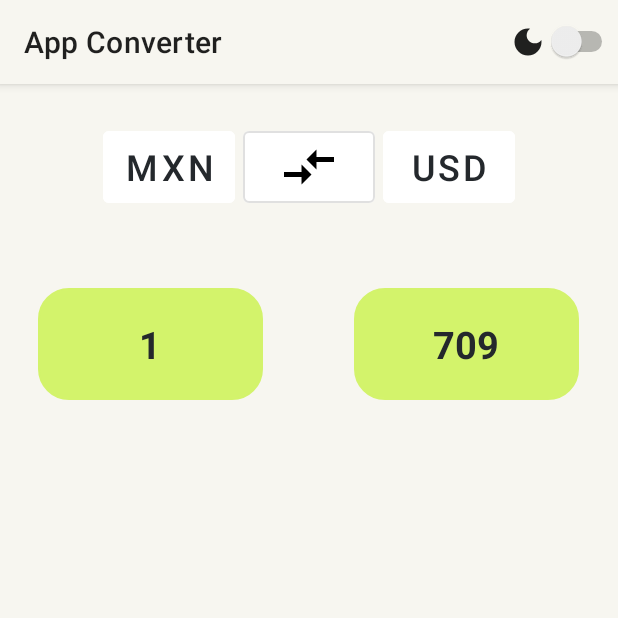
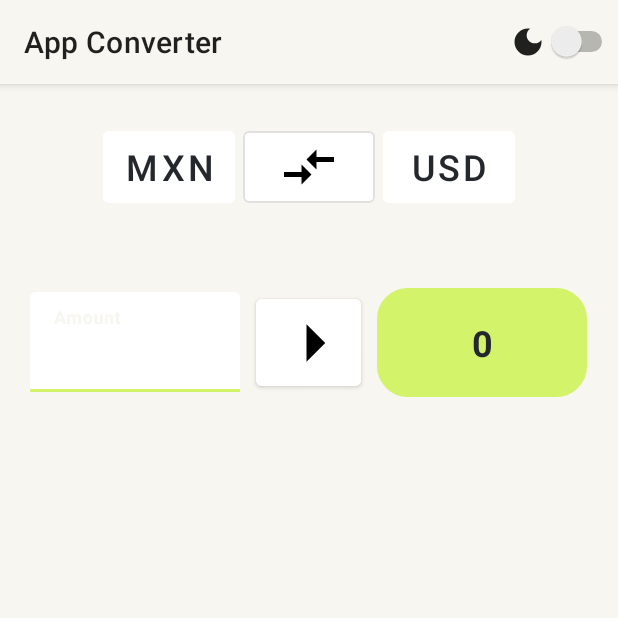
Before and after one commit to misael-reyes/currency-exchange, an Android app: the screen it shows after launch (HomeActivity), on a phone screen of 412 x 824 dp, the top half of it. Run offline under Robolectric (Android 15) with nearby library versions, the phone set to English and light mode, and no system bars; libraries missing offline, so code that uses them is left out: com.mynameismidori.currencypicker; 5 statements that could not run were skipped.

Commit message:
input amount

```diff
--- /dev/null
+++ b/app/src/main/res/drawable/ic_arrow_right.xml
@@ -0,0 +1,5 @@
+<vector android:autoMirrored="true" android:height="24dp"
+    android:tint="#000000" android:viewportHeight="24"
+    android:viewportWidth="24" android:width="24dp" xmlns:android="http://schemas.android.com/apk/res/android">
+    <path android:fillColor="@android:color/white" android:pathData="M10,17l5,-5 -5,-5v10z"/>
+</vector>
--- a/app/src/main/res/layout/activity_home.xml
+++ b/app/src/main/res/layout/activity_home.xml
@@ -88,38 +88,52 @@
             android:paddingVertical="25dp"
             android:gravity="center">
 
-            <EditText
-                android:id="@+id/et_valor1"
-                android:layout_width="150dp"
+            <com.google.android.material.textfield.TextInputLayout
+                android:layout_width="140dp"
+                android:layout_height="wrap_content"
+                style="@style/Widget.MaterialComponents.TextInputLayout.FilledBox"
+                app:boxBackgroundColor="@color/white"
+                app:boxStrokeColor="?attr/colorSecondary"
+                android:textColorHint="@color/hint_color"
+                android:layout_marginEnd="5dp"
+                android:hint="Amount" >
+
+                <com.google.android.material.textfield.TextInputEditText
+                    android:id="@+id/input_name_client"
+                    android:layout_width="match_parent"
+                    android:layout_height="match_parent"
+                    android:textColor="@color/black_light"
+                    android:textSize="24sp"
+                    android:textStyle="bold"
+                    android:inputType="number"
+                    />
+
+            </com.google.android.material.textfield.TextInputLayout>
+
+            <com.google.android.material.button.MaterialButton
+                android:id="@+id/btn_convert"
+                android:layout_width="70dp"
+                android:layout_height="70dp"
+                android:layout_marginHorizontal="5dp"
+                android:contentDescription="Convertir"
+                android:backgroundTint="?attr/colorOnPrimary"
+                app:icon="@drawable/ic_arrow_right"
+                app:iconGravity="textEnd"
+                app:iconSize="60dp"
+                app:iconTint="?attr/colorOnSecondary" />
+
+            <TextView
+                android:id="@+id/et_valor2"
+                android:layout_width="140dp"
                 android:layout_height="wrap_content"
                 android:background="@drawable/background_textview"
-                android:text="1"
-                android:textAlignment="center"
-                android:layout_marginEnd="25dp"
-                android:textColor="?attr/colorPrimaryVariant"
-                android:backgroundTint="?attr/colorSecondary"
-                android:textSize="25sp"
-                android:textStyle="bold"
-                app:layout_constraintStart_toStartOf="parent"
-                app:layout_constraintTop_toBottomOf="@+id/btn_pais1"
-                android:autofillHints=""
-                android:inputType="numberDecimal"
-                tools:ignore="LabelFor" />
-
-            <EditText
-                android:id="@+id/et_valor2"
-                android:layout_width="150dp"
-                android:layout_height="wrap_content"
-                android:background="@drawable/background_textview"
-                android:text="709"
-                android:layout_marginStart="35dp"
+                android:text="0"
+                android:layout_marginStart="5dp"
                 android:textAlignment="center"
                 android:textColor="?attr/colorPrimaryVariant"
                 android:backgroundTint="?attr/colorSecondary"
-                android:textSize="25sp"
+                android:textSize="24sp"
                 android:textStyle="bold"
-                app:layout_constraintEnd_toEndOf="parent"
-                app:layout_constraintTop_toBottomOf="@+id/btn_pais2"
                 android:autofillHints=""
                 android:inputType="numberDecimal"
                 tools:ignore="LabelFor"/>
--- a/app/src/main/res/values/colors.xml
+++ b/app/src/main/res/values/colors.xml
@@ -7,6 +7,7 @@
     <color name="teal_700">#FF018786</color>
     <color name="black">#FF000000</color>
     <color name="splash_screen">#58D15D</color>
+    <color name="hint_color">#B8B8B8</color>
 
     <!-- colores claros -->
     <color name="green_light">#D3F36B</color>
```
